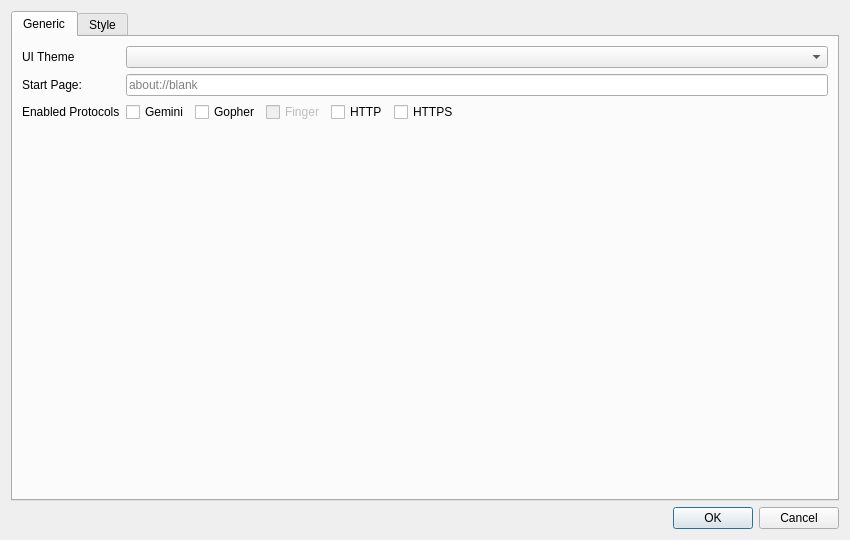
ikskuh/kristall, file src/settingsdialog.ui: the form before one commit.
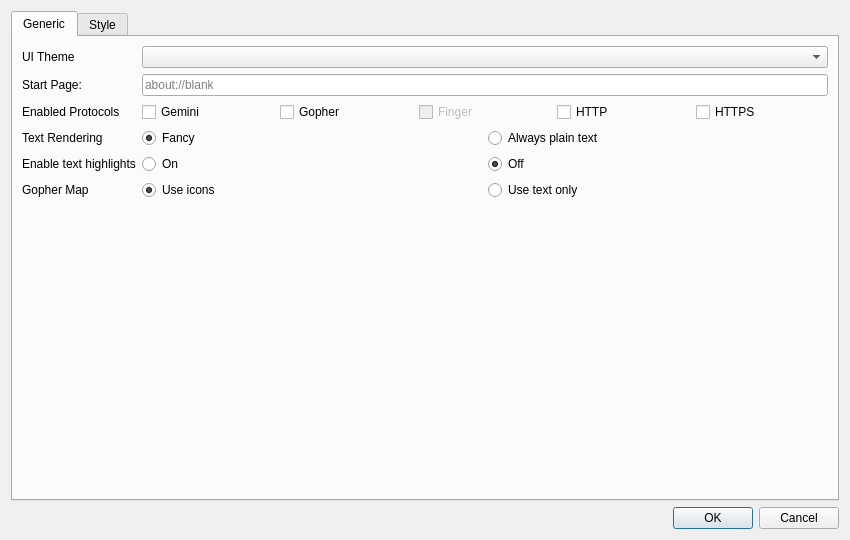
The form after the commit. Icons and pictures are not drawn.

Commit message: Adds two new options for text display: gophermap rendering with text or icons, all text documents as text/plain, prepares option for text highlighting.

```diff
--- a/src/settingsdialog.ui
+++ b/src/settingsdialog.ui
@@ -24,6 +24,16 @@
        <string>Generic</string>
       </attribute>
       <layout class="QFormLayout" name="formLayout">
+       <item row="0" column="0">
+        <widget class="QLabel" name="label_15">
+         <property name="text">
+          <string>UI Theme</string>
+         </property>
+        </widget>
+       </item>
+       <item row="0" column="1">
+        <widget class="QComboBox" name="ui_theme"/>
+       </item>
        <item row="1" column="0">
         <widget class="QLabel" name="label_14">
          <property name="text">
@@ -88,30 +98,109 @@
            </property>
           </widget>
          </item>
+        </layout>
+       </item>
+       <item row="3" column="0">
+        <widget class="QLabel" name="label_19">
+         <property name="text">
+          <string>Text Rendering</string>
+         </property>
+        </widget>
+       </item>
+       <item row="3" column="1">
+        <layout class="QHBoxLayout" name="horizontalLayout_5">
          <item>
-          <spacer name="horizontalSpacer">
-           <property name="orientation">
-            <enum>Qt::Horizontal</enum>
+          <widget class="QRadioButton" name="fancypants_on">
+           <property name="text">
+            <string>Fancy</string>
            </property>
-           <property name="sizeHint" stdset="0">
-            <size>
-             <width>40</width>
-             <height>20</height>
-            </size>
+           <property name="checked">
+            <bool>true</bool>
            </property>
-          </spacer>
+           <attribute name="buttonGroup">
+            <string notr="true">textRenderingBtnGroup</string>
+           </attribute>
+          </widget>
          </item>
+         <item>
+          <widget class="QRadioButton" name="fancypants_off">
+           <property name="text">
+            <string>Always plain text</string>
+           </property>
+           <attribute name="buttonGroup">
+            <string notr="true">textRenderingBtnGroup</string>
+           </attribute>
+          </widget>
+         </item>
         </layout>
        </item>
-       <item row="0" column="0">
-        <widget class="QLabel" name="label_15">
+       <item row="4" column="0">
+        <widget class="QLabel" name="label_18">
          <property name="text">
-          <string>UI Theme</string>
+          <string>Enable text highlights</string>
          </property>
         </widget>
        </item>
-       <item row="0" column="1">
-        <widget class="QComboBox" name="ui_theme"/>
+       <item row="4" column="1">
+        <layout class="QHBoxLayout" name="horizontalLayout_3">
+         <item>
+          <widget class="QRadioButton" name="texthl_on">
+           <property name="text">
+            <string>On</string>
+           </property>
+           <attribute name="buttonGroup">
+            <string notr="true">textHighlightsBtnGroup</string>
+           </attribute>
+          </widget>
+         </item>
+         <item>
+          <widget class="QRadioButton" name="texthl_off">
+           <property name="text">
+            <string>Off</string>
+           </property>
+           <property name="checked">
+            <bool>true</bool>
+           </property>
+           <attribute name="buttonGroup">
+            <string notr="true">textHighlightsBtnGroup</string>
+           </attribute>
+          </widget>
+         </item>
+        </layout>
+       </item>
+       <item row="5" column="0">
+        <widget class="QLabel" name="label_20">
+         <property name="text">
+          <string>Gopher Map</string>
+         </property>
+        </widget>
+       </item>
+       <item row="5" column="1">
+        <layout class="QHBoxLayout" name="horizontalLayout_4">
+         <item>
+          <widget class="QRadioButton" name="gophermap_icon">
+           <property name="text">
+            <string>Use icons</string>
+           </property>
+           <property name="checked">
+            <bool>true</bool>
+           </property>
+           <attribute name="buttonGroup">
+            <string notr="true">gophermapBtnGroup</string>
+           </attribute>
+          </widget>
+         </item>
+         <item>
+          <widget class="QRadioButton" name="gophermap_text">
+           <property name="text">
+            <string>Use text only</string>
+           </property>
+           <attribute name="buttonGroup">
+            <string notr="true">gophermapBtnGroup</string>
+           </attribute>
+          </widget>
+         </item>
+        </layout>
        </item>
       </layout>
      </widget>
```
Left out of the diff: 5 changed lines with no effect on the pictures. The commit also changes 15 other files.
